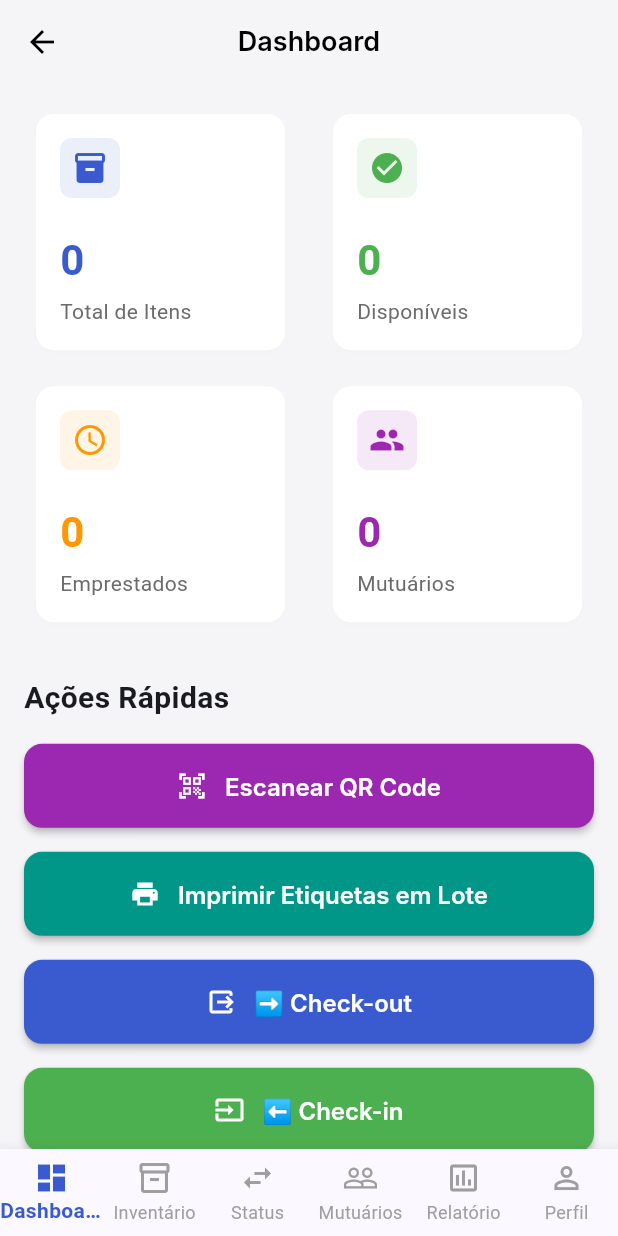
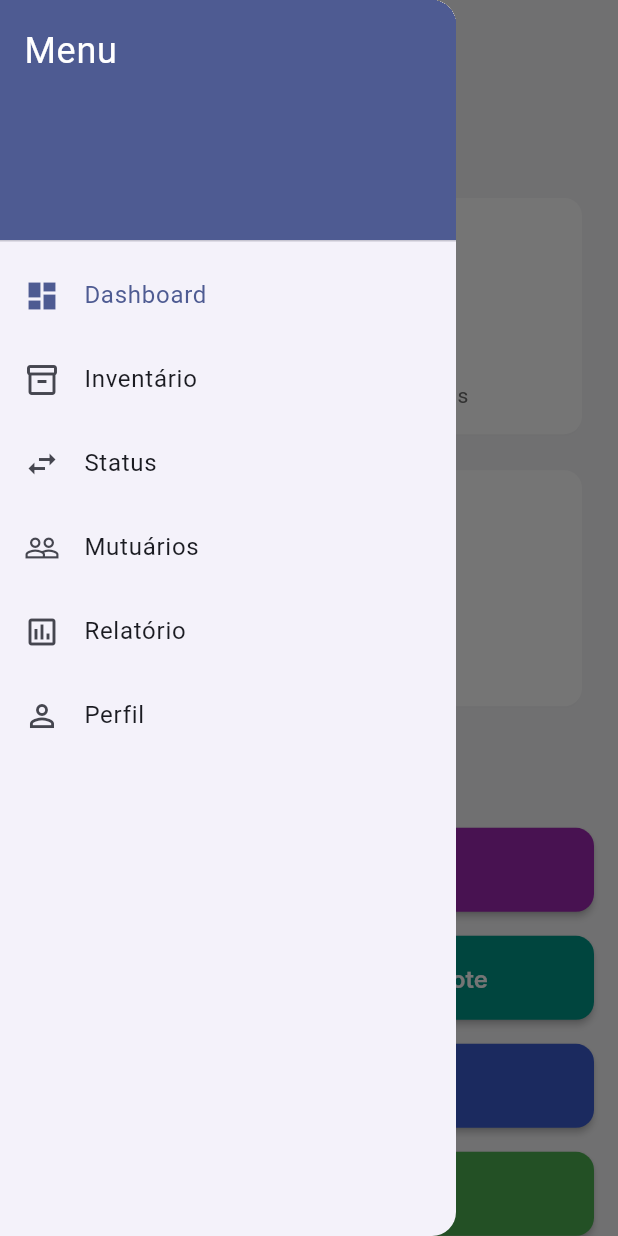
Before and after one commit to davialvescine/stoker, a Flutter app: the MainScreen screen opened directly, with the side drawer open (before the commit the screen has no drawer), on a phone screen of 412 x 824 dp. Run offline on Flutter 3.47's test engine with Material 3 defaults, Android fonts, the phone set to English and light mode, and no system bars; our stand-ins replace equatable, flutter_speed_dial, image_picker, mask_text_input_formatter, pdf, printing and 2 more; missing offline and left inert: mobile_scanner; accounts and stored records are empty; Roboto replaces fonts that are missing (Inter).

Commit message:
adicionar kit em seguida

```diff
--- a/lib/screens/main/borrowers_screen.dart
+++ b/lib/screens/main/borrowers_screen.dart
@@ -17,7 +17,9 @@ class BorrowersScreen extends StatelessWidget {
     final provider = context.watch<BorrowerProvider>();
 
     return Scaffold(
-      appBar: AppBar(title: const Text('Mutuários')),
+      appBar: AppBar(
+       // title: const Text('Mutuários')
+        ),
       body: RefreshIndicator(
         onRefresh: () => provider.fetch(),
         child: provider.isLoading && provider.items.isEmpty
--- a/lib/screens/main/dashboard_screen.dart
+++ b/lib/screens/main/dashboard_screen.dart
@@ -58,7 +58,7 @@ class DashboardScreen extends StatelessWidget {
     final kits = context.watch<KitProvider>();
 
     return Scaffold(
-      appBar: AppBar(title: const Text('Dashboard')),
+      appBar: AppBar(),
       body:
           (inventory.isLoading ||
                   borrowers.isLoading ||
--- a/lib/screens/main/inventory_screen.dart
+++ b/lib/screens/main/inventory_screen.dart
@@ -42,8 +42,8 @@ class _InventoryScreenState extends State<InventoryScreen> {
     final groupedItems = inventoryProvider.groupedItems;
 
     return Scaffold(
-      appBar: AppBar(
-        title: const Text('Inventário'),
+      appBar: AppBar( // inventario
+
         actions: [
           IconButton(
             icon: Icon(_isGridView ? Icons.list : Icons.grid_on),
--- a/lib/screens/main/main_screen.dart
+++ b/lib/screens/main/main_screen.dart
@@ -41,9 +41,9 @@ class _MainScreenState extends State<MainScreen> {
     NavigationItem(
       icon: Icons.inventory_2_outlined,
       activeIcon: Icons.inventory_2,
-      label: 'Inventário',
+      label: 'Inventário', // ALTERADO: Corrigido o nome do label no drawer
+
     ),
-    // Tela de Status
     NavigationItem(
       icon: Icons.swap_horiz_outlined,
       activeIcon: Icons.swap_horiz,
@@ -87,15 +87,52 @@ class _MainScreenState extends State<MainScreen> {
     }
   }
 
+  // NOVO: Widget para construir o Drawer
+  Widget _buildDrawer() {
+    return Drawer(
+      child: ListView(
+        padding: EdgeInsets.zero,
+        children: [
+          DrawerHeader(
+            decoration: BoxDecoration(
+              color: Theme.of(context).primaryColor,
+            ),
+            child: const Text(
+              'Menu',
+              style: TextStyle(
+                color: Colors.white,
+                fontSize: 24,
+              ),
+            ),
+          ),
+          for (int i = 0; i < _navigationItems.length; i++)
+            ListTile(
+              leading: Icon(
+                _currentIndex == i
+                    ? _navigationItems[i].activeIcon
+                    : _navigationItems[i].icon,
+              ),
+              title: Text(_navigationItems[i].label),
+              selected: _currentIndex == i,
+              onTap: () {
+                setState(() => _currentIndex = i);
+                Navigator.pop(context); // Fecha o drawer após a seleção
+              },
+            ),
+        ],
+      ),
+    );
+  }
+
   @override
   Widget build(BuildContext context) {
     final isLargeScreen = ResponsiveHelper.isLargeScreen(context);
 
+    // Lógica para telas grandes permanece a mesma
+    if (isLargeScreen) {
       return Scaffold(
-      body: isLargeScreen
-          ? Row(
+        body: Row(
           children: [
-                // Navegação lateral para telas grandes
             NavigationRail(
               extended: ResponsiveHelper.isDesktop(context),
               minExtendedWidth: 200,
@@ -115,23 +152,18 @@ class _MainScreenState extends State<MainScreen> {
             const VerticalDivider(thickness: 1, width: 1),
             Expanded(child: _screens[_currentIndex]),
           ],
-            )
-          : _screens[_currentIndex],
-      bottomNavigationBar: isLargeScreen
-          ? null
-          : BottomNavigationBar(
-              currentIndex: _currentIndex,
-              onTap: (index) => setState(() => _currentIndex = index),
-              items: _navigationItems
-                  .map(
-                    (item) => BottomNavigationBarItem(
-                      icon: Icon(item.icon),
-                      activeIcon: Icon(item.activeIcon),
-                      label: item.label,
-                    ),
-                  )
-                  .toList(),
         ),
       );
     }
+
+    // ALTERADO: Lógica para telas pequenas agora usa AppBar e Drawer
+    return Scaffold(
+      appBar: AppBar(
+        title: Text(_navigationItems[_currentIndex].label), // Mostra o título da tela atual
+      ),
+      drawer: _buildDrawer(), // Adiciona o menu lateral
+      body: _screens[_currentIndex],
+      // REMOVIDO: O BottomNavigationBar não é mais necessário
+    );
   }
+}
--- a/lib/screens/main/profile_screen.dart
+++ b/lib/screens/main/profile_screen.dart
@@ -18,7 +18,7 @@ class ProfileScreen extends StatelessWidget {
 
     return Scaffold(
       appBar: AppBar(
-        title: const Text('Perfil'),
+        //title: const Text('Perfil'),
         actions: [
           IconButton(
             icon: const Icon(Icons.logout),
--- a/lib/screens/main/report_screen.dart
+++ b/lib/screens/main/report_screen.dart
@@ -14,7 +14,7 @@ class _ReportScreenState extends State<ReportScreen> {
   Widget build(BuildContext context) {
     return Scaffold(
       appBar: AppBar(
-        title: const Text('Relatórios'),
+       // title: const Text('Relatórios'),
       ),
       body: ListView(
         children: [
--- a/lib/screens/main/reports_screen.dart
+++ b/lib/screens/main/reports_screen.dart
@@ -1,4 +1,4 @@
-import 'package:flutter/material.dart';
+/*import 'package:flutter/material.dart';
 import 'package:provider/provider.dart';
 
 import '../../providers/borrower_provider.dart';
@@ -23,7 +23,7 @@ class _ReportsScreenState extends State<ReportsScreen> {
 
     return Scaffold(
       appBar: AppBar(
-        title: const Text('Relatórios'),
+       // title: const Text('Relatórios'),
       ),
       body: Column(
         children: [
@@ -91,4 +91,4 @@ class _ReportsScreenState extends State<ReportsScreen> {
       ),
     );
   }
-}
+}*/
--- a/lib/screens/main/status_screen.dart
+++ b/lib/screens/main/status_screen.dart
@@ -46,7 +46,7 @@ class _StatusScreenState extends State<StatusScreen>
 
     return Scaffold(
       appBar: AppBar(
-        title: const Text('Status dos Itens'),
+       // title: const Text('Status dos Itens'),
         actions: [
           IconButton(
             icon: Icon(_isGridView ? Icons.list : Icons.grid_on),
--- a/lib/widgets/dialogs/batch_print_dialog.dart
+++ b/lib/widgets/dialogs/batch_print_dialog.dart
@@ -293,7 +293,7 @@ class _BatchPrintDialogState extends State<BatchPrintDialog> {
                           'Itens Selecionados (${_selectedItemIds.length})',
                           style: const TextStyle(
                             fontWeight: FontWeight.bold,
-                            fontSize: 16,
+                            fontSize: 14,
                           ),
                         ),
                         TextButton(
```
Lines whose indentation alone changed are shown as unchanged.
